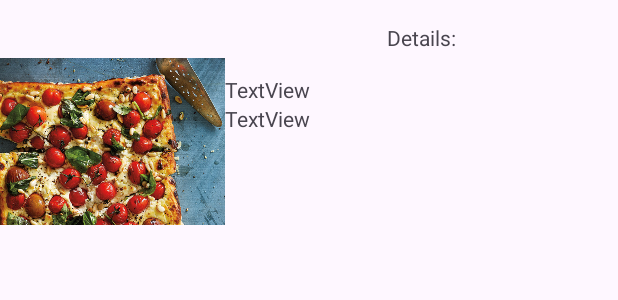
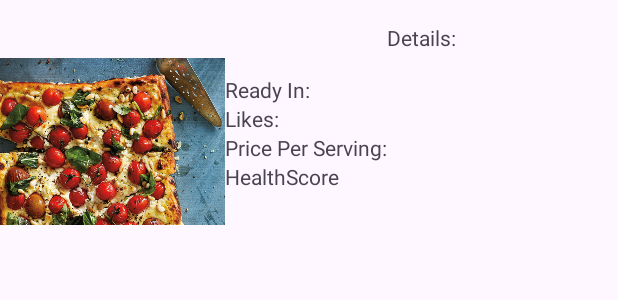
Before and after one commit to tlyrag/F23_3175_G10_WhataFridge, an Android app: the layout recipe_displayer_layout.xml on its own in the app's theme, with its tools: preview values and no code run, on a phone screen of 412 x 824 dp. Shown: the top 300 px of the screen. Run offline under Robolectric (Android 15) with nearby library versions, the phone set to English and light mode, and no system bars.

Commit message:
Adding new API endpoint, updating search Recipe layout, and the ListView Adapter

```diff
--- a/WhatAFridge/app/src/main/res/layout/recipe_displayer_layout.xml
+++ b/WhatAFridge/app/src/main/res/layout/recipe_displayer_layout.xml
@@ -44,16 +44,28 @@
                 android:text="@string/txtViewRecipeTitle" />
 
             <TextView
-                android:id="@+id/textViewRecipeID"
+                android:id="@+id/textViewRecipeTime"
                 android:layout_width="match_parent"
                 android:layout_height="wrap_content"
-                android:text="TextView" />
+                android:text="Ready In:" />
 
             <TextView
                 android:id="@+id/textViewRecipeLikes"
                 android:layout_width="match_parent"
                 android:layout_height="wrap_content"
-                android:text="TextView" />
+                android:text="Likes:" />
+
+            <TextView
+                android:id="@+id/textViewRecipePrice"
+                android:layout_width="match_parent"
+                android:layout_height="wrap_content"
+                android:text="Price Per Serving:" />
+
+            <TextView
+                android:id="@+id/textViewRecipeHealthScore"
+                android:layout_width="match_parent"
+                android:layout_height="wrap_content"
+                android:text="HealthScore" />
 
         </LinearLayout>
     </LinearLayout>
```
Also changed, not shown: WhatAFridge/app/src/main/java/com/douglas/whatafridge/Controller/RecipeListViewAdapterController.java (+10 -9 lines), WhatAFridge/app/src/main/java/com/douglas/whatafridge/Controller/SpoonacularController.java (+47 -2 lines), WhatAFridge/app/src/main/java/com/douglas/whatafridge/Model/SpoonApiModels/GetRecipeByID.java (added, +23 -0 lines), WhatAFridge/app/src/main/java/com/douglas/whatafridge/Views/SearchRecipeActivity.java (+95 -25 lines).
